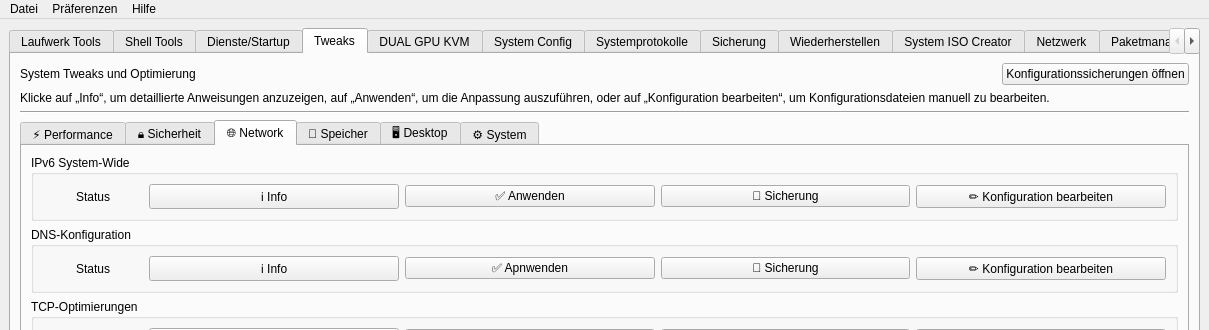
Before: the Qt Designer form mainwindow.ui in Henry2o1o/CachyOsTools, drawn with Qt 5; both pictures show x 0 to 1209 and y 0 to 330 of the 1209 by 760 pixel window.
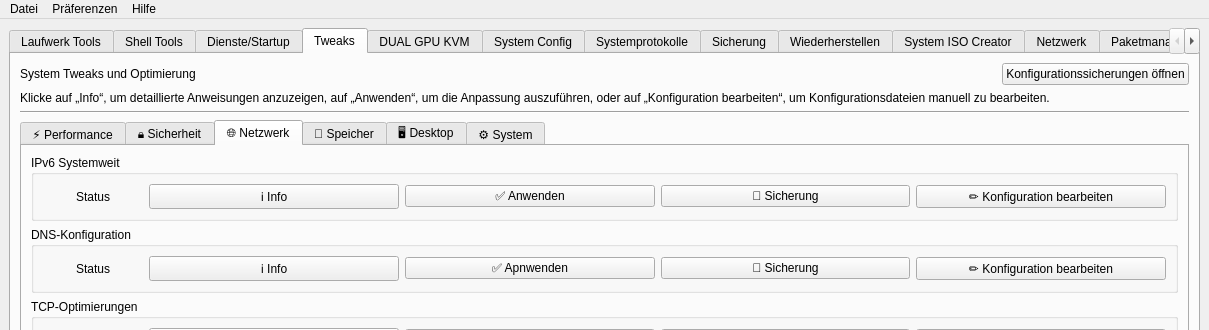
After: the same form once the commit is applied. The open tabs and pages were chosen to show the change.

Patch:
```diff
--- a/mainwindow.ui
+++ b/mainwindow.ui
@@ -1094,13 +1094,13 @@
           </widget>
           <widget class="QWidget" name="networkTweaksTab">
            <attribute name="title">
-            <string>🌐 Network</string>
+            <string>🌐 Netzwerk</string>
            </attribute>
            <layout class="QVBoxLayout" name="networkTweaksLayout">
             <item>
              <widget class="QGroupBox" name="ipv6GroupBox">
               <property name="title">
-               <string>IPv6 System-Wide</string>
+               <string>IPv6 Systemweit</string>
               </property>
               <layout class="QHBoxLayout" name="ipv6Layout">
                <item>
```
